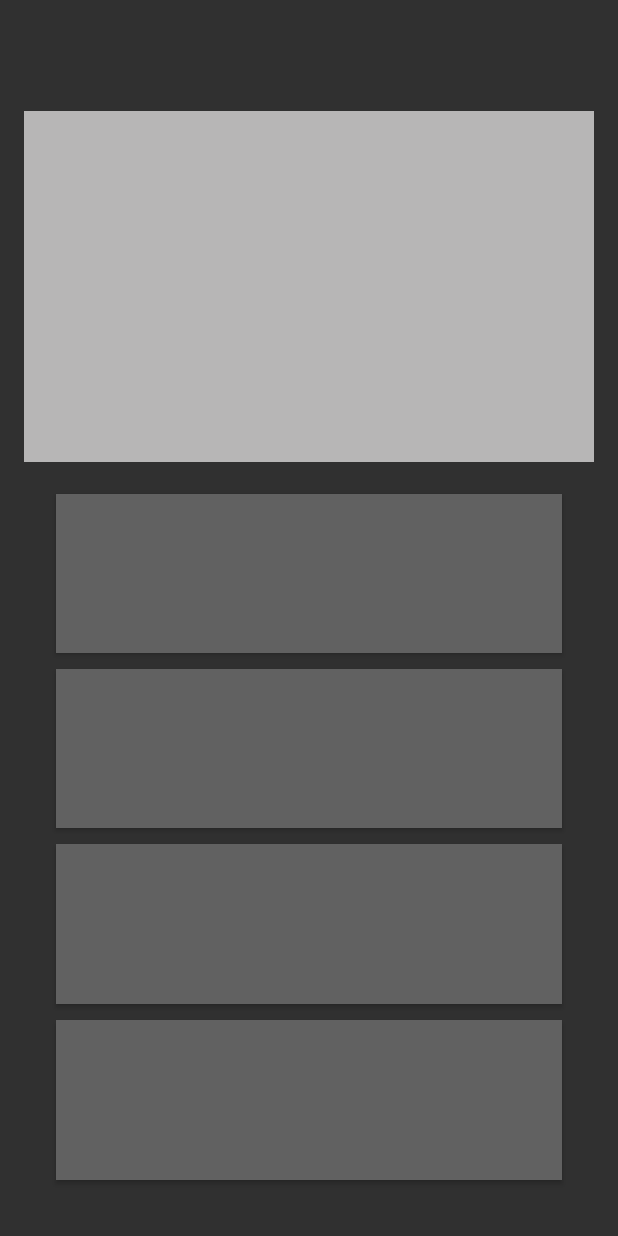
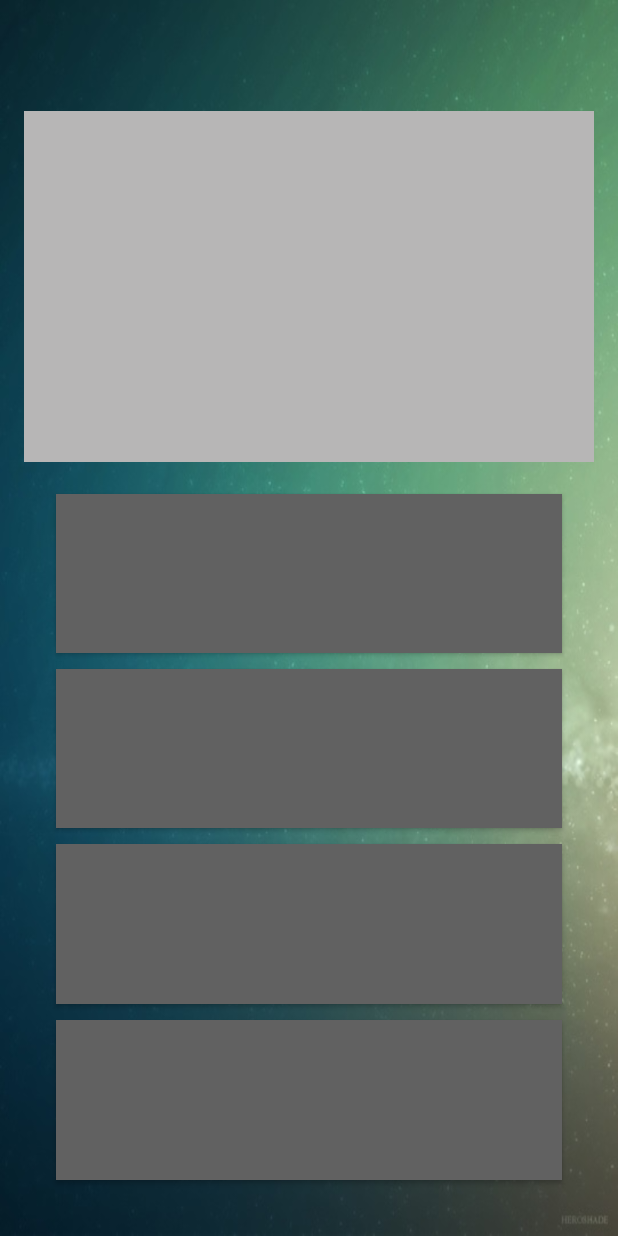
Before and after one commit to donikapeneva/Movie_Game, an Android app: the RegularQuestionActivity screen opened directly, with no data from a screen before it, on a phone screen of 412 x 824 dp. Run offline under Robolectric (Android 15) with nearby library versions, the phone set to English and light mode, and no system bars; 8 statements that could not run were skipped.

Commit message:
Set RegularQ Background

```diff
--- a/app/src/main/res/layout/activity_regular_question.xml
+++ b/app/src/main/res/layout/activity_regular_question.xml
@@ -8,6 +8,7 @@
     android:paddingLeft="@dimen/activity_horizontal_margin"
     android:paddingRight="@dimen/activity_horizontal_margin"
     android:paddingTop="@dimen/activity_vertical_margin"
+    android:background="@drawable/regQ_background"
     tools:context=".RegularQuestionActivity">
 
     <LinearLayout
```
Also changed, not shown: app/src/main/res/drawable/regQ_background.jpg (added).
